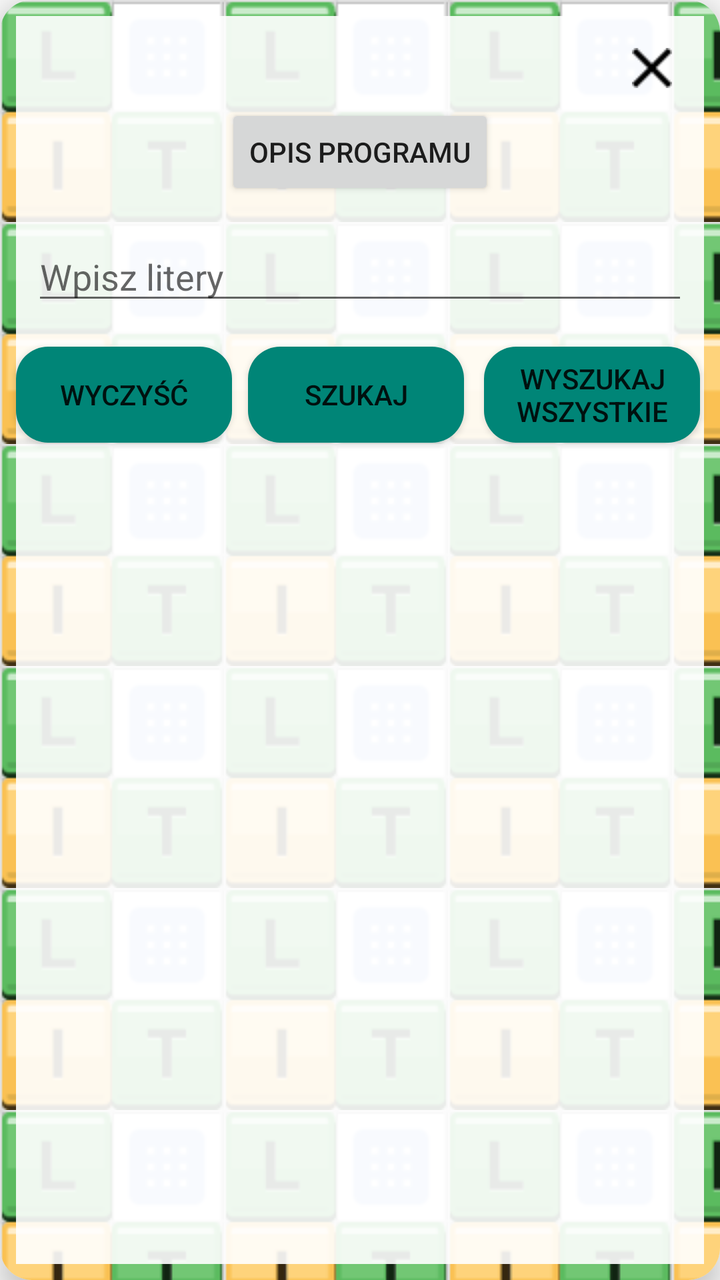
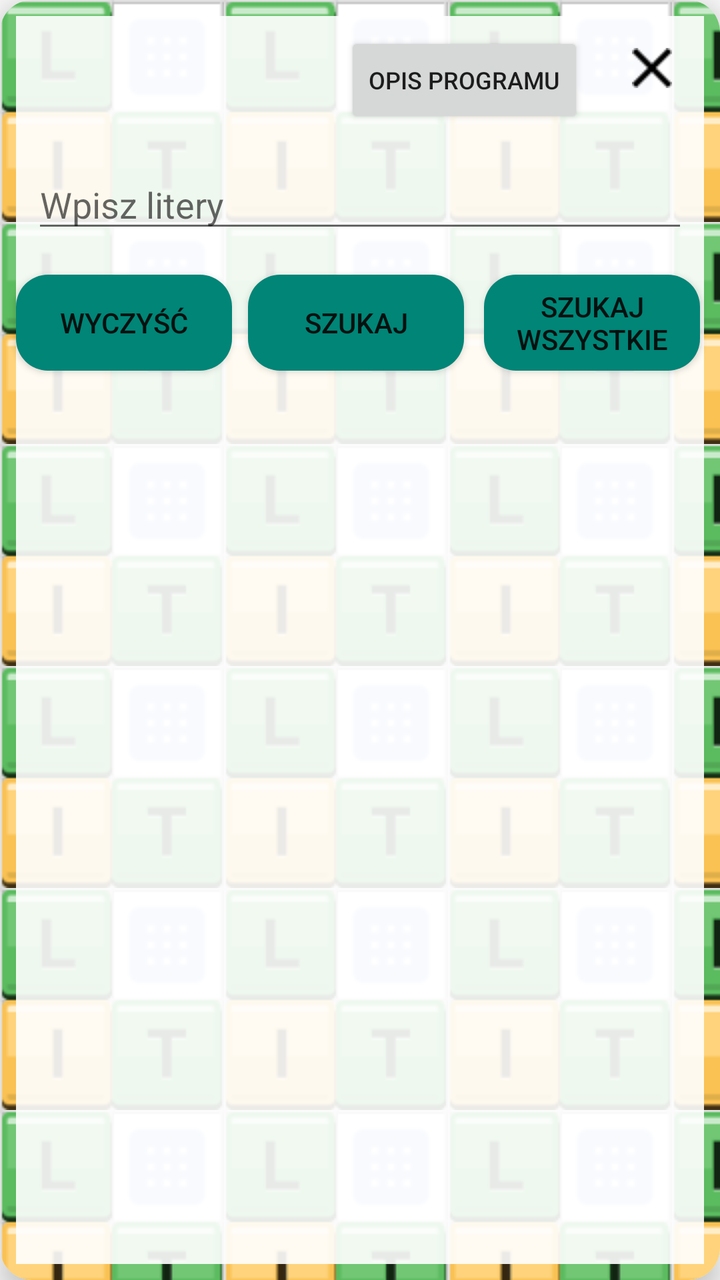

Before-and-after screenshots of an Android layout around one commit, followed by the original layout XML and the change that was made.
<!-- AndroidManifest.xml: application theme Theme.AppCompat.DayNight.NoActionBar -->
<!-- res/layout/activity_main.xml -->
<?xml version="1.0" encoding="utf-8"?>
<androidx.cardview.widget.CardView
    xmlns:android="http://schemas.android.com/apk/res/android"
    xmlns:app="http://schemas.android.com/apk/res-auto"
    android:layout_width="match_parent"
    android:layout_height="match_parent"
    android:layout_margin="16dp"
    app:cardCornerRadius="16dp"
    app:cardElevation="8dp"
    app:cardBackgroundColor="#FFFFFF">

    <androidx.constraintlayout.widget.ConstraintLayout
        android:layout_width="match_parent"
        android:layout_height="match_parent"
        android:background="@drawable/background">

        <ImageButton
            android:id="@+id/closeButton"
            android:layout_width="wrap_content"
            android:layout_height="wrap_content"
            android:src="@drawable/ic_close"
            android:background="@drawable/imagebutton_background"
            android:padding="8dp"
            android:layout_marginEnd="16dp"
            android:layout_marginTop="16dp"
            app:layout_constraintEnd_toEndOf="parent"
            app:layout_constraintTop_toTopOf="parent" />

        <Button
            android:id="@+id/showDescriptionButton"
            android:layout_width="wrap_content"
            android:layout_height="wrap_content"
            android:text="Opis Programu"
            app:layout_constraintTop_toBottomOf="@id/closeButton"
            app:layout_constraintStart_toStartOf="parent"
            app:layout_constraintEnd_toEndOf="parent" />

        <TextView
            android:id="@+id/programDescription"
            android:layout_width="0dp"
            android:layout_height="wrap_content"
            android:visibility="gone"
            android:padding="16dp"
            android:textColor="#000000"
            android:text="@string/program_description_html"
            app:layout_constraintTop_toBottomOf="@id/showDescriptionButton"
            app:layout_constraintStart_toStartOf="parent"
            app:layout_constraintEnd_toEndOf="parent" />

        <ProgressBar
            android:id="@+id/progressBar"
            style="?android:attr/progressBarStyleHorizontal"
            android:layout_width="0dp"
            android:layout_height="wrap_content"
            android:layout_marginStart="16dp"
            android:layout_marginEnd="16dp"
            android:layout_marginTop="8dp"
            android:visibility="gone"
            app:layout_constraintTop_toBottomOf="@id/programDescription"
            app:layout_constraintStart_toStartOf="parent"
            app:layout_constraintEnd_toEndOf="parent" />

        <EditText
            android:id="@+id/inputField"
            android:layout_width="0dp"
            android:layout_height="wrap_content"
            android:hint="Wpisz litery"
            android:inputType="textNoSuggestions"
            android:layout_marginStart="16dp"
            android:layout_marginEnd="16dp"
            android:layout_marginTop="16dp"
            app:layout_constraintTop_toBottomOf="@id/progressBar"
            app:layout_constraintStart_toStartOf="parent"
            app:layout_constraintEnd_toEndOf="parent" />

        <Button
            android:id="@+id/clearButton"
            android:layout_width="0dp"
            android:layout_height="wrap_content"
            android:text="Wyczyść"
            android:layout_marginStart="8dp"
            android:layout_marginTop="16dp"
            android:background="@drawable/button_background"
            app:layout_constraintWidth_percent="0.3"
            app:layout_constraintTop_toBottomOf="@id/inputField"
            app:layout_constraintStart_toStartOf="parent" />

        <Button
            android:id="@+id/searchFromAllButton"
            android:layout_width="0dp"
            android:layout_height="wrap_content"
            android:text="Szukaj"
            android:layout_marginStart="8dp"
            android:layout_marginTop="16dp"
            android:background="@drawable/button_background"
            app:layout_constraintWidth_percent="0.3"
            app:layout_constraintTop_toBottomOf="@id/inputField"
            app:layout_constraintStart_toEndOf="@id/clearButton" />

        <Button
            android:id="@+id/searchAllButton"
            android:layout_width="0dp"
            android:layout_height="wrap_content"
            android:text="Wyszukaj wszystkie"
            android:layout_marginStart="8dp"
            android:layout_marginTop="16dp"
            android:layout_marginEnd="8dp"
            android:background="@drawable/button_background"
            app:layout_constraintWidth_percent="0.3"
            app:layout_constraintTop_toBottomOf="@id/inputField"
            app:layout_constraintStart_toEndOf="@id/searchFromAllButton"
            app:layout_constraintEnd_toEndOf="parent" />

        <ListView
            android:id="@+id/wordList"
            android:layout_width="0dp"
            android:layout_height="0dp"
            android:layout_margin="16dp"
            app:layout_constraintTop_toBottomOf="@id/searchAllButton"
            app:layout_constraintStart_toStartOf="parent"
            app:layout_constraintEnd_toEndOf="parent"
            app:layout_constraintBottom_toTopOf="@id/infoLabel" />

        <TextView
            android:id="@+id/infoLabel"
            android:layout_width="0dp"
            android:layout_height="wrap_content"
            android:text=""
            android:textAlignment="center"
            android:textColor="@android:color/holo_green_dark"
            android:layout_margin="16dp"
            app:layout_constraintBottom_toBottomOf="parent"
            app:layout_constraintStart_toStartOf="parent"
            app:layout_constraintEnd_toEndOf="parent" />

    </androidx.constraintlayout.widget.ConstraintLayout>
</androidx.cardview.widget.CardView>
<!-- resources referenced by this layout -->
<resources>
  <!-- drawable background (drawable) -->
  <layer-list xmlns:android="http://schemas.android.com/apk/res/android">
      <item>
          <bitmap
              android:src="@drawable/literaki_plansza"
              android:tileMode="repeat"
              android:gravity="top|left" />
      </item>
      <item android:bottom="8dp" android:left="8dp" android:right="8dp" android:top="8dp">
          <shape android:shape="rectangle">
              <solid android:color="#E6FFFFFF"/>
          </shape>
      </item>
  </layer-list>
  <!-- drawable button_background (drawable) -->
  <shape xmlns:android="http://schemas.android.com/apk/res/android">
      <solid android:color="?android:attr/colorAccent"/>
      <corners android:radius="16dp"/>
  </shape>
  <!-- drawable ic_close: png bitmap (drawable, 242 bytes) -->
  <!-- drawable imagebutton_background (drawable) -->
  <shape xmlns:android="http://schemas.android.com/apk/res/android"
      android:shape="rectangle">
      <solid android:color="@android:color/transparent" /> 
      <corners android:radius="8dp" /> 
  </shape>
  <string name="program_description_html">
          Program "Litera" umożliwia wyszukiwanie słów na podstawie wprowadzonych liter lub fraz.
          Oto jak możesz z niego korzystać:
          Wprowadź litery:
          W polu tekstowym możesz wprowadzić litery, z których chcesz ułożyć słowa lub frazy do wyszukania.
          Opcje wyszukiwania:
          Szukaj: Po wprowadzeniu co najmniej trzech znaków możesz kliknąć przycisk "Szukaj".
          Program znajdzie wszystkie słowa, które można ułożyć z wszystkich podanych liter.
          Szukaj wszystkie: Jeśli chcesz znaleźć wszystkie możliwe słowa, które można ułożyć z podanych znaków, niekoniecznie z wszystkich, kliknij przycisk "Wyszukaj wszystkie".
          Wyniki wyszukiwania:
          Jeśli wśród wpisanych znaków jest spacja program zastępuje ją po kolei wszystkimi literami polskiego alfabetu i z takiego zestawu szuka możliwych do ułożenia słów. Uwaga ! - duża ilość liter i spacja może spowodować długie szukanie słów. Zależy to od szybkości urządzenia.
          Dopuszczalna jest jedna spacja.
          Znalezione słowa są wyświetlane w liście poniżej przycisków wyszukiwania.
          Informacje o wynikach pojawiają się w dolnej części ekranu. Jeśli nie znaleziono żadnych słów, zostanie wyświetlony stosowny komunikat.
          Czyszczenie wyników:
          Aby wyczyścić pola tekstowe i wyniki wyszukiwania, kliknij przycisk "Wyczyść".
          Zamykanie programu:
          Aby zamknąć program, kliknij ikonę "X" w prawym górnym rogu ekranu.
          Program "Litera" jest prosty w obsłudze i przeznaczony do szybkiego wyszukiwania słów na podstawie wprowadzonych liter.
          Autor programu: Mariusz Jurczyk-Kepke, e-mail: mariokey@go2.pl
      </string>
  <!-- drawable literaki_plansza: png bitmap (drawable, 2555 bytes) -->
</resources>

<!-- the commit's change to res/layout/activity_main.xml (unified diff, before → after) -->
@@ -31,9 +31,10 @@
             android:layout_width="wrap_content"
             android:layout_height="wrap_content"
             android:text="Opis Programu"
-            app:layout_constraintTop_toBottomOf="@id/closeButton"
-            app:layout_constraintStart_toStartOf="parent"
-            app:layout_constraintEnd_toEndOf="parent" />
+            android:textSize="12sp"
+            android:layout_marginEnd="16dp"
+            app:layout_constraintEnd_toStartOf="@id/closeButton"
+            app:layout_constraintTop_toTopOf="@id/closeButton" />
 
         <TextView
             android:id="@+id/programDescription"
@@ -56,6 +57,7 @@
             android:layout_marginEnd="16dp"
             android:layout_marginTop="8dp"
             android:visibility="gone"
+            android:textSize="11sp"
             app:layout_constraintTop_toBottomOf="@id/programDescription"
             app:layout_constraintStart_toStartOf="parent"
             app:layout_constraintEnd_toEndOf="parent" />
@@ -101,15 +103,15 @@
             android:id="@+id/searchAllButton"
             android:layout_width="0dp"
             android:layout_height="wrap_content"
-            android:text="Wyszukaj wszystkie"
-            android:layout_marginStart="8dp"
-            android:layout_marginTop="16dp"
-            android:layout_marginEnd="8dp"
-            android:background="@drawable/button_background"
-            app:layout_constraintWidth_percent="0.3"
-            app:layout_constraintTop_toBottomOf="@id/inputField"
-            app:layout_constraintStart_toEndOf="@id/searchFromAllButton"
-            app:layout_constraintEnd_toEndOf="parent" />
+            android:text="Szukaj wszystkie"
+        android:layout_marginStart="8dp"
+        android:layout_marginTop="16dp"
+        android:layout_marginEnd="8dp"
+        android:background="@drawable/button_background"
+        app:layout_constraintWidth_percent="0.3"
+        app:layout_constraintTop_toBottomOf="@id/inputField"
+        app:layout_constraintStart_toEndOf="@id/searchFromAllButton"
+        app:layout_constraintEnd_toEndOf="parent" />
 
         <ListView
             android:id="@+id/wordList"
<!-- resource entries referenced after the edit -->
@@ -44,7 +44,6 @@
           Aby wyczyścić pola tekstowe i wyniki wyszukiwania, kliknij przycisk "Wyczyść".
           Zamykanie programu:
           Aby zamknąć program, kliknij ikonę "X" w prawym górnym rogu ekranu.
-          Program "Litera" jest prosty w obsłudze i przeznaczony do szybkiego wyszukiwania słów na podstawie wprowadzonych liter.
           Autor programu: Mariusz Jurczyk-Kepke, e-mail: mariokey@go2.pl
       </string>
   <!-- drawable literaki_plansza: png bitmap (drawable, 2555 bytes) -->
